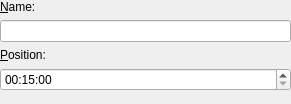
Qt form plugins/video/addchapter.ui (google-code-export/kmediafactory) before a commit.
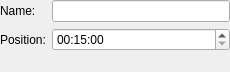
The same form after that commit.

What changed in the file:
```diff
--- a/plugins/video/addchapter.ui
+++ b/plugins/video/addchapter.ui
@@ -1,34 +1,25 @@
 <ui version="4.0" >
  <class>AddChapter</class>
- <widget class="QWidget" name="AddChapter" >
-  <property name="geometry" >
+ <widget class="QWidget" name="AddChapter">
+  <property name="geometry">
    <rect>
     <x>0</x>
     <y>0</y>
-    <width>291</width>
-    <height>104</height>
+    <width>230</width>
+    <height>72</height>
    </rect>
   </property>
   <property name="windowTitle" >
    <string>KMediaFactory</string>
   </property>
-  <layout class="QVBoxLayout" >
-   <property name="leftMargin" >
+  <layout class="QFormLayout" name="formLayout">
+   <property name="margin">
     <number>0</number>
    </property>
-   <property name="topMargin" >
-    <number>0</number>
-   </property>
-   <property name="rightMargin" >
-    <number>0</number>
-   </property>
-   <property name="bottomMargin" >
-    <number>0</number>
-   </property>
-   <item>
-    <widget class="QLabel" name="nameLabel" >
-     <property name="text" >
-      <string>&amp;Name:</string>
+   <item row="0" column="0">
+    <widget class="QLabel" name="nameLabel">
+     <property name="text">
+      <string>Name:</string>
      </property>
      <property name="wordWrap" >
       <bool>false</bool>
@@ -38,17 +29,17 @@
      </property>
     </widget>
    </item>
-   <item>
-    <widget class="QLineEdit" name="nameEdit" >
-     <property name="text" >
+   <item row="0" column="1">
+    <widget class="QLineEdit" name="nameEdit">
+     <property name="text">
       <string/>
      </property>
     </widget>
    </item>
-   <item>
-    <widget class="QLabel" name="chapterLabel" >
-     <property name="text" >
-      <string>&amp;Position:</string>
+   <item row="1" column="0">
+    <widget class="QLabel" name="chapterLabel">
+     <property name="text">
+      <string>Position:</string>
      </property>
      <property name="textFormat" >
       <enum>Qt::PlainText</enum>
@@ -61,9 +52,9 @@
      </property>
     </widget>
    </item>
-   <item>
-    <widget class="QTimeEdit" name="chapterTime" >
-     <property name="focusPolicy" >
+   <item row="1" column="1">
+    <widget class="QTimeEdit" name="chapterTime">
+     <property name="focusPolicy">
       <enum>Qt::StrongFocus</enum>
      </property>
      <property name="displayFormat" >
@@ -78,26 +69,10 @@
      </property>
     </widget>
    </item>
-   <item>
-    <spacer>
-     <property name="orientation" >
-      <enum>Qt::Vertical</enum>
-     </property>
-     <property name="sizeType" >
-      <enum>QSizePolicy::Expanding</enum>
-     </property>
-     <property name="sizeHint" >
-      <size>
-       <width>20</width>
-       <height>12</height>
-      </size>
-     </property>
-    </spacer>
-   </item>
   </layout>
  </widget>
- <layoutdefault spacing="6" margin="11" />
- <layoutfunction spacing="KDialog::spacingHint" margin="KDialog::marginHint" />
+ <layoutdefault spacing="6" margin="11"/>
+ <layoutfunction spacing="KDialog::spacingHint" margin="KDialog::marginHint"/>
  <pixmapfunction>BTN_ICON</pixmapfunction>
  <includes>
   <include location="global" >kpushbutton.h</include>
```
Left out of the diff: 21 changed lines with no effect on the pictures.
